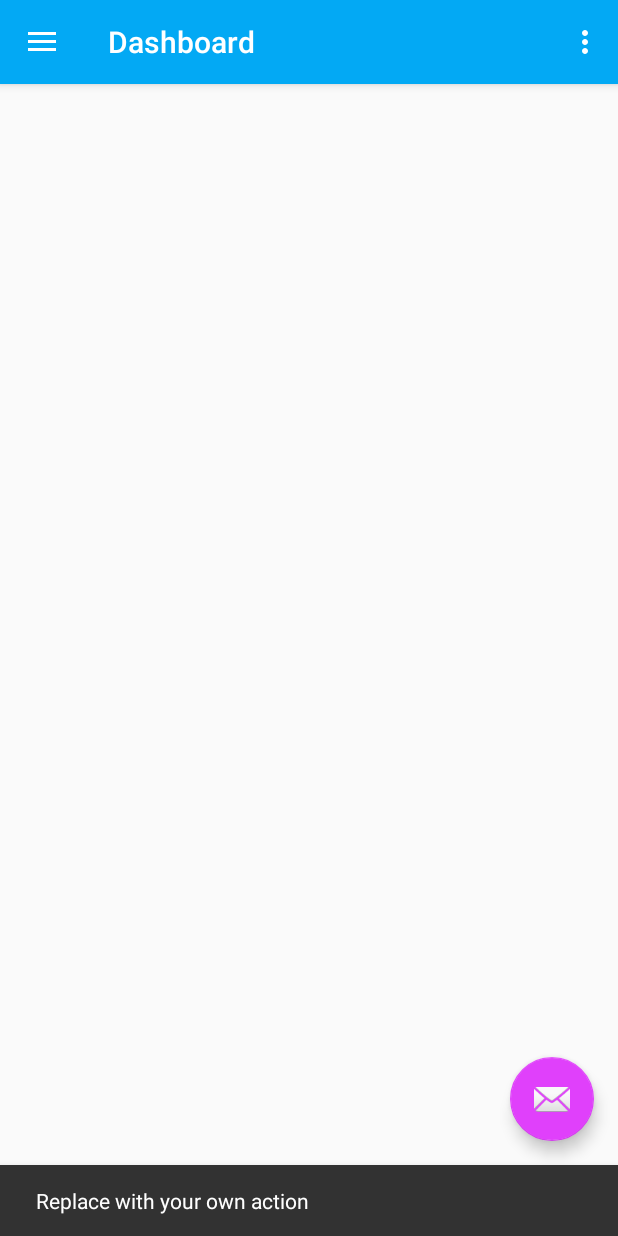
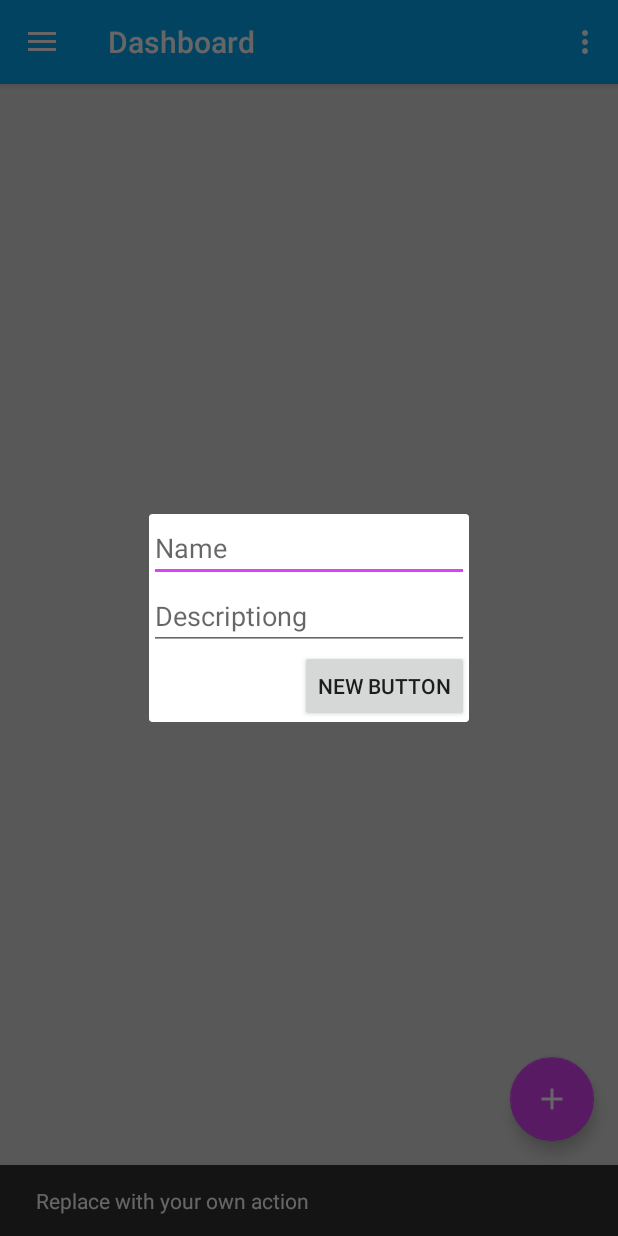
Before and after one commit to fruitbraker/Draw-It-v2, an Android app: the Dashboard screen opened directly, with no data from a screen before it, after a tap on an icon or button, on a phone screen of 412 x 824 dp. Run offline under Robolectric (Android 15) with nearby library versions, the phone set to English and light mode, and no system bars; libraries missing offline, so code that uses them is left out: com.cloudmine.api; 2 statements that could not run were skipped.

Commit message:
Set up RecyclerView for the current drawings.
Also started to set up to test CloudMine's API.

```diff
--- a/app/src/main/java/com/pericstudio/drawit/Dashboard.java
+++ b/app/src/main/java/com/pericstudio/drawit/Dashboard.java
@@ -1,5 +1,6 @@
 package com.pericstudio.drawit;
 
+import android.app.Dialog;
 import android.content.Context;
 import android.content.Intent;
 import android.content.SharedPreferences;
@@ -11,22 +12,38 @@ import android.support.v4.view.GravityCompat;
 import android.support.v4.widget.DrawerLayout;
 import android.support.v7.app.ActionBarDrawerToggle;
 import android.support.v7.app.AppCompatActivity;
+import android.support.v7.widget.RecyclerView;
 import android.support.v7.widget.Toolbar;
 import android.view.Menu;
 import android.view.MenuItem;
 import android.view.View;
+import android.widget.Button;
+import android.widget.TextView;
 
+import com.cloudmine.api.CMApiCredentials;
+import com.cloudmine.api.CMSessionToken;
 import com.pericstudio.drawit.music.MusicManager;
+
+import java.util.List;
 
 public class Dashboard extends AppCompatActivity
         implements NavigationView.OnNavigationItemSelectedListener {
 
     private boolean wasIntent;
 
+    private CMSessionToken sessionToken;
+    private static final String APP_ID = "2ee0288021974701a1f855ee13fb97f3";
+    private static final String API_KEY = "fcb38f9211d74b67a87a72605abd7455";
+
+    private List<Drawings> drawingsList;
+    private RecyclerView mRecyclerView;
+    private RecyclerViewAdapter adapter;
+
     @Override
     protected void onCreate(Bundle savedInstanceState) {
         super.onCreate(savedInstanceState);
         setContentView(R.layout.activity_dashboard);
+        CMApiCredentials.initialize(APP_ID, API_KEY, getApplicationContext());
         Toolbar toolbar = (Toolbar) findViewById(R.id.toolbar);
         setSupportActionBar(toolbar);
 
@@ -34,6 +51,21 @@ public class Dashboard extends AppCompatActivity
         fab.setOnClickListener(new View.OnClickListener() {
             @Override
             public void onClick(View view) {
+                final Dialog testDialog = new Dialog(Dashboard.this);
+                testDialog.setTitle("TEST TITLE!");
+                testDialog.setContentView(R.layout.dialog_test);
+
+                TextView name = (TextView) testDialog.findViewById(R.id.et_dialog_name);
+                TextView des = (TextView) testDialog.findViewById(R.id.et_dialog_desciption);
+
+                Button button = (Button) testDialog.findViewById(R.id.dialog_button);
+                button.setOnClickListener(new View.OnClickListener() {
+                    @Override
+                    public void onClick(View v) {
+                        testDialog.dismiss();
+                    }
+                });
+                testDialog.show();
                 Snackbar.make(view, "Replace with your own action", Snackbar.LENGTH_LONG)
                         .setAction("Action", null).show();
             }
@@ -52,6 +84,10 @@ public class Dashboard extends AppCompatActivity
     }
 
     private void init() {
+        SharedPreferences sharedPreferences = getSharedPreferences("DrawIt", Context.MODE_PRIVATE);
+        String sessionTokenTransport =  sharedPreferences.getString("SessionToken", null);
+        if(sessionTokenTransport != null)
+            sessionToken = new CMSessionToken(sessionTokenTransport);
         wasIntent = false;
     }
 
--- /dev/null
+++ b/app/src/main/java/com/pericstudio/drawit/RecyclerViewAdapter.java
@@ -0,0 +1,4 @@
+package com.pericstudio.drawit;
+
+public class RecyclerViewAdapter {
+}
--- a/app/src/main/res/layout/app_bar_dashboard.xml
+++ b/app/src/main/res/layout/app_bar_dashboard.xml
@@ -29,6 +29,6 @@
         android:layout_height="wrap_content"
         android:layout_gravity="bottom|end"
         android:layout_margin="@dimen/fab_margin"
-        android:src="@android:drawable/ic_dialog_email" />
+        android:src="@drawable/ic_add_white_24dp" />
 
 </android.support.design.widget.CoordinatorLayout>
--- a/app/src/main/res/layout/content_dashboard.xml
+++ b/app/src/main/res/layout/content_dashboard.xml
@@ -10,6 +10,14 @@
     android:paddingTop="@dimen/activity_vertical_margin"
     app:layout_behavior="@string/appbar_scrolling_view_behavior"
     tools:context="com.pericstudio.drawit.Dashboard"
-    tools:showIn="@layout/app_bar_dashboard">
+    tools:showIn="@layout/app_bar_dashboard"
+    android:background="#DDDDDD">
+
+    <view
+        android:id="@+id/recycler_view"
+        class="android.support.v7.widget.RecyclerView"
+        android:layout_width="match_parent"
+        android:layout_height="match_parent"
+        android:layout_centerInParent="true" />
 
 </RelativeLayout>
--- /dev/null
+++ b/app/src/main/res/layout/dialog_test.xml
@@ -0,0 +1,34 @@
+<?xml version="1.0" encoding="utf-8"?>
+<RelativeLayout xmlns:android="http://schemas.android.com/apk/res/android"
+    android:layout_width="match_parent" android:layout_height="match_parent"
+    android:id="@+id/dialog_id_test">
+
+    <EditText
+        android:layout_width="wrap_content"
+        android:layout_height="wrap_content"
+        android:inputType="textPersonName"
+        android:hint="Name"
+        android:ems="10"
+        android:id="@+id/et_dialog_name"
+        android:layout_alignParentTop="true"
+        android:layout_centerHorizontal="true" />
+
+    <EditText
+        android:layout_width="wrap_content"
+        android:layout_height="wrap_content"
+        android:inputType="textPersonName"
+        android:hint="Descriptiong"
+        android:ems="10"
+        android:id="@+id/et_dialog_desciption"
+        android:layout_below="@+id/et_dialog_name"
+        android:layout_centerHorizontal="true" />
+
+    <Button
+        android:layout_width="wrap_content"
+        android:layout_height="wrap_content"
+        android:text="New Button"
+        android:id="@+id/dialog_button"
+        android:layout_below="@+id/et_dialog_desciption"
+        android:layout_alignRight="@+id/et_dialog_desciption"
+        android:layout_alignEnd="@+id/et_dialog_desciption" />
+</RelativeLayout>
```
Also changed, not shown: app/src/main/java/com/pericstudio/drawit/Drawings.java (added, +22 -0 lines), app/src/main/res/layout/card_dashboard_item.xml (added, +17 -0 lines), app/src/main/res/drawable/ic_add_white_24dp.png (added).
